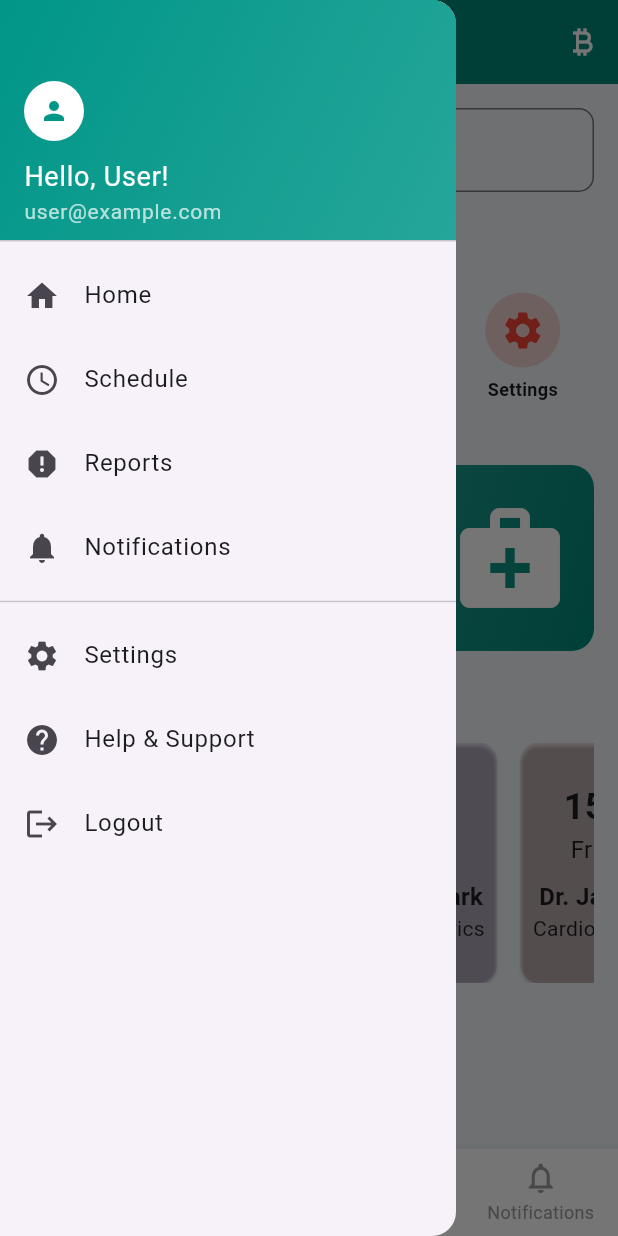
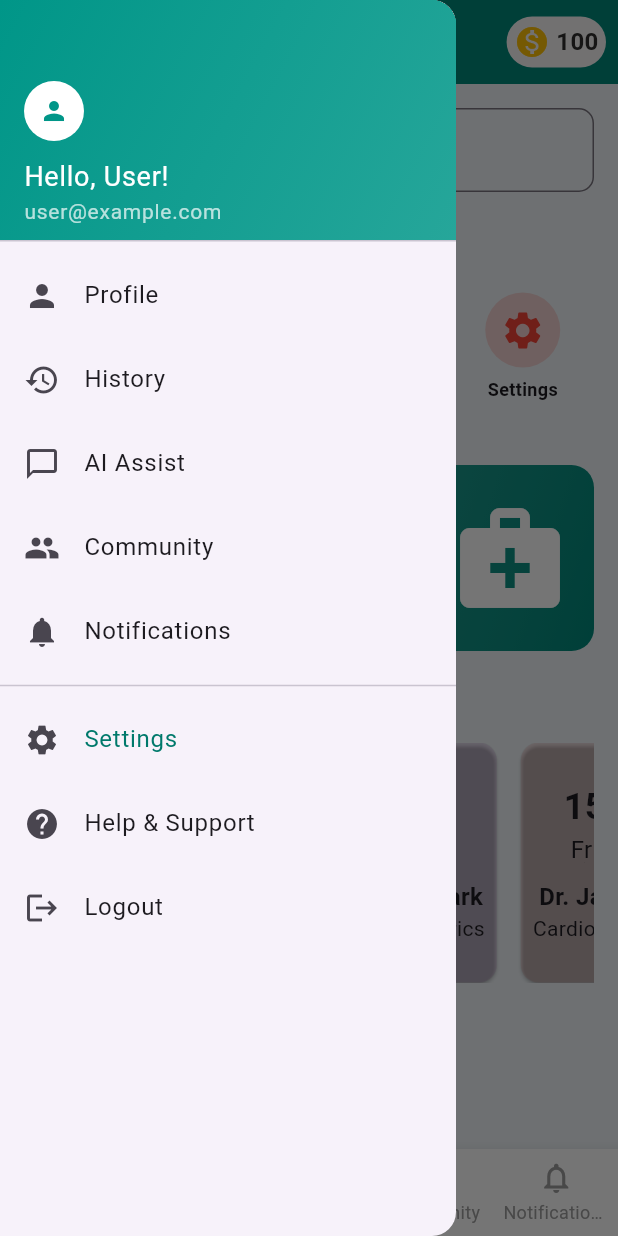
Before and after one commit to Vishal-V-D/Flutter_healthcareapp, a Flutter app: the screen it shows after launch, with the side drawer open, on a phone screen of 412 x 824 dp. Run offline on Flutter 3.47's test engine with Material 3 defaults, Android fonts, the light colour scheme and no system bars.

Commit message:
Update main.dart

```diff
--- a/OneDrive/Desktop/Dev tools/lookin/healix/lib/main.dart
+++ b/OneDrive/Desktop/Dev tools/lookin/healix/lib/main.dart
@@ -4,6 +4,10 @@ import 'screens/schedule_screen.dart';
 import 'screens/report_screen.dart';
 import 'screens/notifications_screen.dart';
 import 'screens/bitcoin_screen.dart';
+import 'screens/profile_screen.dart';
+import 'screens/history_screen.dart';
+import 'screens/ai_screen.dart';
+import 'screens/settings_screen.dart'; // Added the missing screen for settings
 
 void main() {
   runApp(HealixApp());
@@ -47,16 +51,24 @@ class _MainScreenState extends State<MainScreen> {
   final List<Widget> _pages = [
     HomeScreen(),
     DoctorAppointmentPage(),
+    ChatBotScreen(),
     CommunityPage(),
     NotificationPage(),
+    MedicalProfilePage(),
+    HistoryScreen(),
   ];
 
   final List<String> _titles = [
     'Healix',
     'Schedule Appointments',
+    'AI Assist',
     'Community',
     'Notifications',
+    'Profile',
+    'History',
   ];
+
+  final int _coinAmount = 100; // Example coin amount
 
   @override
   Widget build(BuildContext context) {
@@ -69,25 +81,59 @@ class _MainScreenState extends State<MainScreen> {
             _scaffoldKey.currentState?.openDrawer();
           },
           child: Padding(
-            padding: const EdgeInsets.all(8.0),
-            child: CircleAvatar(
-              radius: 16, // Reduced size
-              backgroundColor: Colors.white,
-              child: Icon(
-                Icons.person,
-                color: Colors.teal,
-                size: 18, // Adjusted icon size
+            padding: const EdgeInsets.all(6.0),
+            child: Container(
+              decoration: BoxDecoration(
+                color: Colors.teal.shade600, // Teal background for Account icon
+                borderRadius: BorderRadius.circular(12), // Rounded corners
+              ),
+              child: Padding(
+                padding: const EdgeInsets.all(8.0),
+                child: Icon(
+                  Icons.person,
+                  color: Colors.white,
+                  size: 24,
+                ),
               ),
             ),
           ),
         ),
         actions: [
           IconButton(
-            icon: Icon(Icons.currency_bitcoin),
+            icon: Row(
+              children: [
+                Container(
+                  decoration: BoxDecoration(
+                    color: const Color.fromARGB(255, 248, 247, 246), // Gold background for Bitcoin icon
+                    borderRadius: BorderRadius.circular(17), // Rounded corners
+                  ),
+                  child: Padding(
+                    padding: const EdgeInsets.all(5.0),
+                    child: Row(
+                      children: [
+                        Icon(
+                          Icons.monetization_on_sharp,
+                          color: Colors.amber, // White icon color for Bitcoin
+                        ),
+                        SizedBox(width: 4),
+                        Text(
+                          '$_coinAmount', // Coin amount displayed next to the Bitcoin icon
+                          style: TextStyle(
+                            fontSize: 16,
+                            fontWeight: FontWeight.bold,
+                            color: const Color.fromARGB(255, 47, 46, 46), // White text for coin amount
+                          ),
+                        ),
+                      ],
+                    ),
+                  ),
+                ),
+              ],
+            ),
             onPressed: () {
               Navigator.push(
                 context,
-                MaterialPageRoute(builder: (context) => BitcoinScreen()),
+                MaterialPageRoute(builder: (context) => MedcoinsScreen()),
               );
             },
           ),
@@ -102,7 +148,7 @@ class _MainScreenState extends State<MainScreen> {
         type: BottomNavigationBarType.fixed,
         onTap: (index) {
           setState(() {
-            _currentIndex = index;
+            _currentIndex = index; // Update the current index for navigation
           });
         },
         items: [
@@ -115,8 +161,13 @@ class _MainScreenState extends State<MainScreen> {
             label: 'Schedule',
           ),
           BottomNavigationBarItem(
-            icon: Icon(Icons.report_outlined),
-            label: 'Report',
+            icon: Icon(Icons.star_border_purple500_outlined),
+            label: 'AI Assist',
+            activeIcon: Icon(Icons.chat_rounded, color: _currentIndex == 2 ? Colors.cyan : Colors.grey), // Color change when selected
+          ),
+          BottomNavigationBarItem(
+            icon: Icon(Icons.people_outlined),
+            label: 'Community',
           ),
           BottomNavigationBarItem(
             icon: Icon(Icons.notifications_outlined),
@@ -130,7 +181,6 @@ class _MainScreenState extends State<MainScreen> {
           children: [
             DrawerHeader(
               decoration: BoxDecoration(
-                color: Colors.teal.shade600,
                 gradient: LinearGradient(
                   colors: [Colors.teal, Colors.teal.shade400],
                   begin: Alignment.topLeft,
@@ -163,31 +213,37 @@ class _MainScreenState extends State<MainScreen> {
               ),
             ),
             ListTile(
-              leading: Icon(Icons.home),
-              title: Text('Home'),
+              leading: Icon(Icons.person),
+              title: Text('Profile'),
+              onTap: () {
+                Navigator.pop(context);
+                _navigateToScreen(MedicalProfilePage(), 'Profile');
+              },
+            ),
+            ListTile(
+              leading: Icon(Icons.history),
+              title: Text('History'),
+              onTap: () {
+                Navigator.pop(context);
+                _navigateToScreen(HistoryScreen(), 'History');
+              },
+            ),
+            ListTile(
+              leading: Icon(Icons.chat_bubble_outline),
+              title: Text('AI Assist'),
               onTap: () {
                 setState(() {
-                  _currentIndex = 0;
+                  _currentIndex = 2;
                 });
                 Navigator.pop(context);
               },
             ),
             ListTile(
-              leading: Icon(Icons.schedule),
-              title: Text('Schedule'),
+              leading: Icon(Icons.people),
+              title: Text('Community'),
               onTap: () {
                 setState(() {
-                  _currentIndex = 1;
-                });
-                Navigator.pop(context);
-              },
-            ),
-            ListTile(
-              leading: Icon(Icons.report),
-              title: Text('Reports'),
-              onTap: () {
-                setState(() {
-                  _currentIndex = 2;
+                  _currentIndex = 3;
                 });
                 Navigator.pop(context);
               },
@@ -197,7 +253,7 @@ class _MainScreenState extends State<MainScreen> {
               title: Text('Notifications'),
               onTap: () {
                 setState(() {
-                  _currentIndex = 3;
+                  _currentIndex = 4;
                 });
                 Navigator.pop(context);
               },
@@ -205,23 +261,27 @@ class _MainScreenState extends State<MainScreen> {
             Divider(),
             ListTile(
               leading: Icon(Icons.settings),
-              title: Text('Settings'),
+              title: Text(
+                'Settings',
+                style: TextStyle(color: Colors.teal.shade700), // Adjust color for visibility
+              ),
               onTap: () {
-                // Navigate to settings screen
+                Navigator.pop(context);
+                _navigateToScreen(SettingsPage(), 'Settings');
               },
             ),
             ListTile(
               leading: Icon(Icons.help),
               title: Text('Help & Support'),
               onTap: () {
-                // Navigate to help & support screen
+                // Handle Help & Support navigation
               },
             ),
             ListTile(
               leading: Icon(Icons.logout),
               title: Text('Logout'),
               onTap: () {
-                // Handle logout
+                // Handle Logout functionality
               },
             ),
           ],
@@ -229,4 +289,11 @@ class _MainScreenState extends State<MainScreen> {
       ),
     );
   }
+
+  void _navigateToScreen(Widget screen, String title) {
+    Navigator.push(
+      context,
+      MaterialPageRoute(builder: (context) => screen),
+    );
+  }
 }
```
